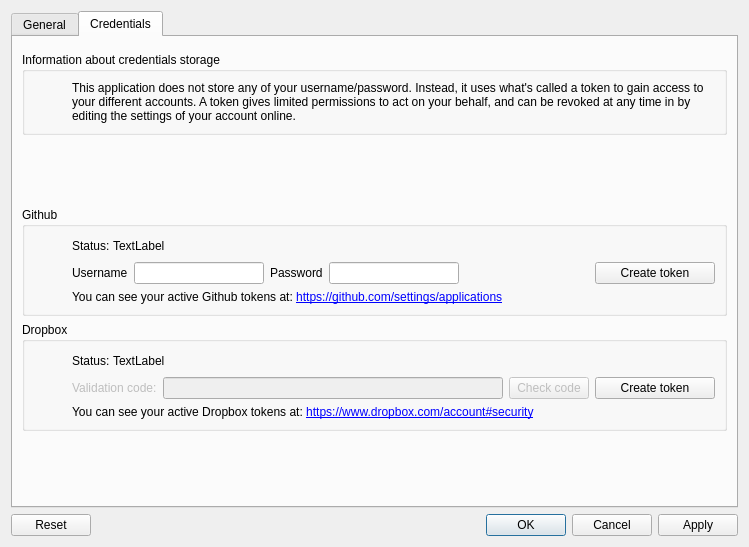
The window that src/ui/skeletons/config_dialog.ui (132nd-etcher/EASI) describes before a commit, drawn with Qt 5.
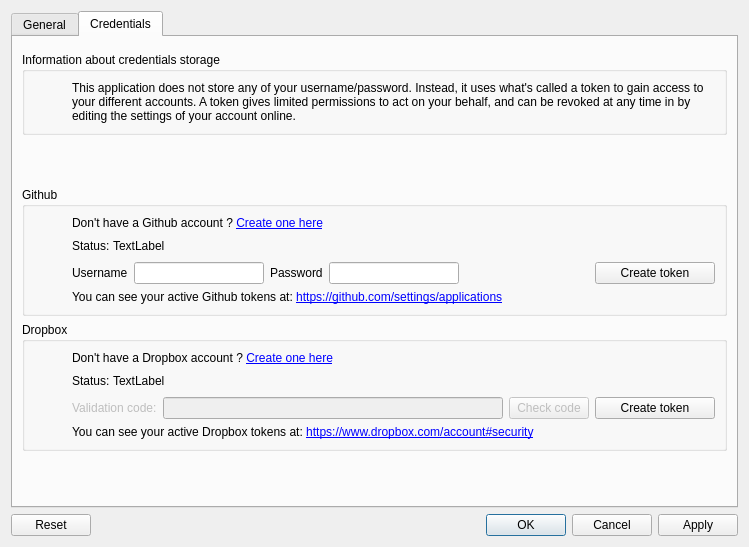
The same window after the commit. The open tabs and pages were chosen to show the change. Icons and pictures are not drawn.

Commit message:
Adds links to create GH & DB account
https://www.pivotaltracker.com/story/show/131639435

Patch:
```diff
--- a/src/ui/skeletons/config_dialog.ui
+++ b/src/ui/skeletons/config_dialog.ui
@@ -351,6 +351,16 @@
             </item>
             <item>
              <layout class="QVBoxLayout" name="verticalLayout_10">
+              <item>
+               <widget class="QLabel" name="label_gh_create_account">
+                <property name="text">
+                 <string>&lt;html&gt;&lt;head/&gt;&lt;body&gt;&lt;p&gt;Don't have a Github account ? &lt;a href=&quot;https://github.com/join&quot;&gt;&lt;span style=&quot; text-decoration: underline; color:#0000ff;&quot;&gt;Create one here&lt;/span&gt;&lt;/a&gt;&lt;/p&gt;&lt;/body&gt;&lt;/html&gt;</string>
+                </property>
+                <property name="openExternalLinks">
+                 <bool>true</bool>
+                </property>
+               </widget>
+              </item>
               <item>
                <layout class="QHBoxLayout" name="horizontalLayout_3">
                 <property name="spacing">
@@ -503,6 +513,13 @@
             </item>
             <item>
              <layout class="QVBoxLayout" name="verticalLayout_13">
+              <item>
+               <widget class="QLabel" name="label_db_create_account">
+                <property name="text">
+                 <string>&lt;html&gt;&lt;head/&gt;&lt;body&gt;&lt;p&gt;Don't have a Dropbox account ? &lt;a href=&quot;https://www.dropbox.com/login&quot;&gt;&lt;span style=&quot; text-decoration: underline; color:#0000ff;&quot;&gt;Create one here&lt;/span&gt;&lt;/a&gt;&lt;/p&gt;&lt;/body&gt;&lt;/html&gt;</string>
+                </property>
+               </widget>
+              </item>
               <item>
                <layout class="QHBoxLayout" name="horizontalLayout_5">
                 <property name="spacing">
```
Left out of the diff: 2 changed lines with no effect on the pictures. The commit also changes 2 other files.
